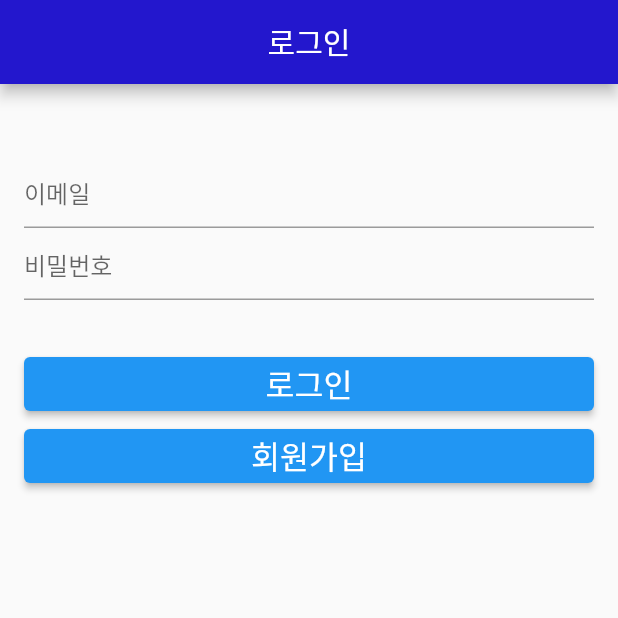
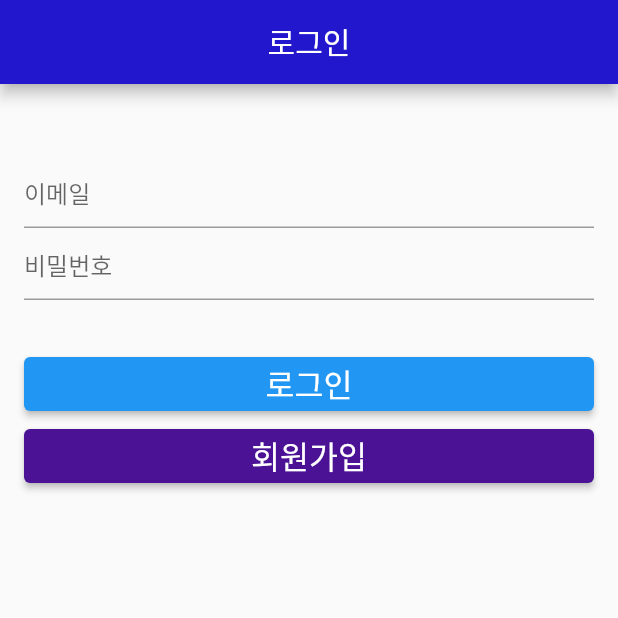
Before and after one commit to Psyail/-, a Flutter app: the screen it shows after launch, on a phone screen of 412 x 824 dp, the top half of it. Run offline on Flutter 3.47's test engine with Material 2 defaults, Android fonts, the phone set to English and light mode, and no system bars; our stand-ins replace cloud_firestore, firebase_auth, firebase_core, table_calendar; accounts and stored records are empty.

Commit message:
스타일 바꾸기

```diff
--- a/lib/login_page.dart
+++ b/lib/login_page.dart
@@ -37,7 +37,7 @@ class _LoginPageState extends State<LoginPage> {
                 /// 현재 유저 로그인 상태
                 /*Center(
                   child: Text(
-                    user == null ? "로그인해 주세요" : "${user.email}님 안녕하세요 👋",
+                    user == null ? "로그인해 주세요" : "${user.email}님 안녕하세요 ",
                     style: TextStyle(
                       fontSize: 24,
                     ),
@@ -61,7 +61,10 @@ class _LoginPageState extends State<LoginPage> {
 
                 /// 로그인 버튼
                 ElevatedButton(
-                  child: Text("로그인", style: TextStyle(fontSize: 21)),
+                  child: Text(
+                    "로그인",
+                    style: TextStyle(fontSize: 21),
+                  ),
                   onPressed: () {
                     // 로그인 성공시 HomePage로 이동
                     // 로그인
@@ -112,6 +115,9 @@ class _LoginPageState extends State<LoginPage> {
                       },
                     );
                   },
+                  style: ElevatedButton.styleFrom(
+                    backgroundColor: Color.fromARGB(255, 75, 18, 149),
+                  ),
                 ),
               ],
             ),
@@ -121,3 +127,4 @@ class _LoginPageState extends State<LoginPage> {
     );
   }
 }
+// elevated 스타일 바꾸기
```
